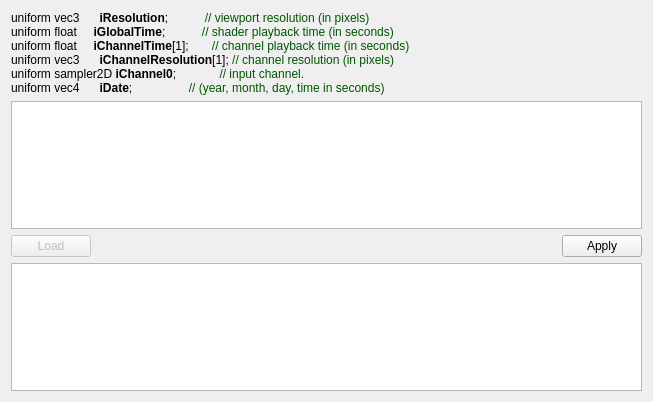
Above: FreeFramePlugins/FreeFrameQtFragmentCodePlugin/CodeEditorWidget.ui from markus-wa/glmixer-mirror before the change. Below: the same form after it.
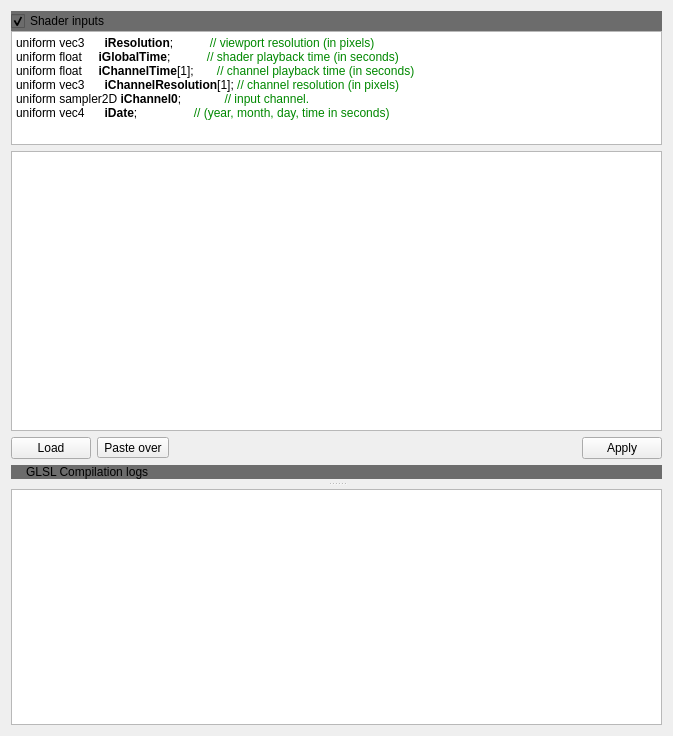
That is the form after the change. Icons and pictures are not drawn. Custom widgets are drawn as their Qt base class.

Commit message: Improvement of Fragment Code Plugin (shader toy compatible GLSL)

Diff of the .ui file:
```diff
--- a/FreeFramePlugins/FreeFrameQtFragmentCodePlugin/CodeEditorWidget.ui
+++ b/FreeFramePlugins/FreeFrameQtFragmentCodePlugin/CodeEditorWidget.ui
@@ -6,32 +6,83 @@
    <rect>
     <x>0</x>
     <y>0</y>
-    <width>653</width>
-    <height>402</height>
+    <width>673</width>
+    <height>736</height>
    </rect>
   </property>
   <property name="windowTitle">
    <string>GLSL Fragment Shader Code Editor</string>
   </property>
+  <layout class="QVBoxLayout" name="verticalLayout_4">
+   <item>
+    <widget class="QSplitter" name="splitter">
+     <property name="frameShape">
+      <enum>QFrame::NoFrame</enum>
+     </property>
+     <property name="orientation">
+      <enum>Qt::Vertical</enum>
+     </property>
+     <property name="handleWidth">
+      <number>10</number>
+     </property>
+     <widget class="QWidget" name="layoutWidget">
+      <layout class="QVBoxLayout" name="verticalLayout_3">
+       <item>
   <layout class="QVBoxLayout" name="verticalLayout">
+         <property name="spacing">
+          <number>0</number>
+         </property>
    <item>
-    <widget class="QLabel" name="label">
+          <widget class="QCheckBox" name="checkBox">
+           <property name="styleSheet">
+            <string notr="true">background-color: rgb(108, 108, 108);</string>
+           </property>
      <property name="text">
+            <string>Shader inputs</string>
+           </property>
+           <property name="checked">
+            <bool>true</bool>
+           </property>
+          </widget>
+         </item>
+         <item alignment="Qt::AlignTop">
+          <widget class="QTextEdit" name="headerText">
+           <property name="sizePolicy">
+            <sizepolicy hsizetype="Expanding" vsizetype="Maximum">
+             <horstretch>0</horstretch>
+             <verstretch>0</verstretch>
+            </sizepolicy>
+           </property>
+           <property name="maximumSize">
+            <size>
+             <width>16777215</width>
+             <height>114</height>
+            </size>
+           </property>
+           <property name="undoRedoEnabled">
+            <bool>false</bool>
+           </property>
+           <property name="html">
       <string>&lt;!DOCTYPE HTML PUBLIC &quot;-//W3C//DTD HTML 4.0//EN&quot; &quot;http://www.w3.org/TR/REC-html40/strict.dtd&quot;&gt;
 &lt;html&gt;&lt;head&gt;&lt;meta name=&quot;qrichtext&quot; content=&quot;1&quot; /&gt;&lt;style type=&quot;text/css&quot;&gt;
 p, li { white-space: pre-wrap; }
 &lt;/style&gt;&lt;/head&gt;&lt;body style=&quot; font-family:'Ubuntu'; font-size:9pt; font-weight:400; font-style:normal;&quot;&gt;
-&lt;p style=&quot; margin-top:0px; margin-bottom:0px; margin-left:0px; margin-right:0px; -qt-block-indent:0; text-indent:0px;&quot;&gt;&lt;span style=&quot; font-family:'courier';&quot;&gt;uniform vec3      &lt;/span&gt;&lt;span style=&quot; font-family:'courier'; font-weight:600;&quot;&gt;iResolution&lt;/span&gt;&lt;span style=&quot; font-family:'courier';&quot;&gt;;           &lt;/span&gt;&lt;span style=&quot; font-family:'courier'; color:#005500;&quot;&gt;// viewport resolution (in pixels)&lt;/span&gt;&lt;/p&gt;
-&lt;p style=&quot; margin-top:0px; margin-bottom:0px; margin-left:0px; margin-right:0px; -qt-block-indent:0; text-indent:0px;&quot;&gt;&lt;span style=&quot; font-family:'courier';&quot;&gt;uniform float     &lt;/span&gt;&lt;span style=&quot; font-family:'courier'; font-weight:600;&quot;&gt;iGlobalTime&lt;/span&gt;&lt;span style=&quot; font-family:'courier';&quot;&gt;;           &lt;/span&gt;&lt;span style=&quot; font-family:'courier'; color:#005500;&quot;&gt;// shader playback time (in seconds)&lt;/span&gt;&lt;/p&gt;
-&lt;p style=&quot; margin-top:0px; margin-bottom:0px; margin-left:0px; margin-right:0px; -qt-block-indent:0; text-indent:0px;&quot;&gt;&lt;span style=&quot; font-family:'courier';&quot;&gt;uniform float     &lt;/span&gt;&lt;span style=&quot; font-family:'courier'; font-weight:600;&quot;&gt;iChannelTime&lt;/span&gt;&lt;span style=&quot; font-family:'courier';&quot;&gt;[1];       &lt;/span&gt;&lt;span style=&quot; font-family:'courier'; color:#005500;&quot;&gt;// channel playback time (in seconds)&lt;/span&gt;&lt;/p&gt;
-&lt;p style=&quot; margin-top:0px; margin-bottom:0px; margin-left:0px; margin-right:0px; -qt-block-indent:0; text-indent:0px;&quot;&gt;&lt;span style=&quot; font-family:'courier';&quot;&gt;uniform vec3      &lt;/span&gt;&lt;span style=&quot; font-family:'courier'; font-weight:600;&quot;&gt;iChannelResolution&lt;/span&gt;&lt;span style=&quot; font-family:'courier';&quot;&gt;[1]; &lt;/span&gt;&lt;span style=&quot; font-family:'courier'; color:#005500;&quot;&gt;// channel resolution (in pixels)&lt;/span&gt;&lt;/p&gt;
-&lt;p style=&quot; margin-top:0px; margin-bottom:0px; margin-left:0px; margin-right:0px; -qt-block-indent:0; text-indent:0px;&quot;&gt;&lt;span style=&quot; font-family:'courier';&quot;&gt;uniform sampler2D &lt;/span&gt;&lt;span style=&quot; font-family:'courier'; font-weight:600;&quot;&gt;iChannel0&lt;/span&gt;&lt;span style=&quot; font-family:'courier';&quot;&gt;;             &lt;/span&gt;&lt;span style=&quot; font-family:'courier'; color:#005500;&quot;&gt;// input channel.&lt;/span&gt;&lt;/p&gt;
-&lt;p style=&quot; margin-top:0px; margin-bottom:0px; margin-left:0px; margin-right:0px; -qt-block-indent:0; text-indent:0px;&quot;&gt;&lt;span style=&quot; font-family:'courier';&quot;&gt;uniform vec4      &lt;/span&gt;&lt;span style=&quot; font-family:'courier'; font-weight:600;&quot;&gt;iDate&lt;/span&gt;&lt;span style=&quot; font-family:'courier';&quot;&gt;;                 &lt;/span&gt;&lt;span style=&quot; font-family:'courier'; color:#005500;&quot;&gt;// (year, month, day, time in seconds)&lt;/span&gt;&lt;/p&gt;&lt;/body&gt;&lt;/html&gt;</string>
+&lt;p style=&quot; margin-top:0px; margin-bottom:0px; margin-left:0px; margin-right:0px; -qt-block-indent:0; text-indent:0px;&quot;&gt;&lt;span style=&quot; font-family:'monospace';&quot;&gt;uniform vec3      &lt;/span&gt;&lt;span style=&quot; font-family:'monospace'; font-weight:600;&quot;&gt;iResolution&lt;/span&gt;&lt;span style=&quot; font-family:'monospace';&quot;&gt;;           &lt;/span&gt;&lt;span style=&quot; font-family:'monospace'; color:#008800;&quot;&gt;// viewport resolution (in pixels)&lt;/span&gt;&lt;/p&gt;
+&lt;p style=&quot; margin-top:0px; margin-bottom:0px; margin-left:0px; margin-right:0px; -qt-block-indent:0; text-indent:0px;&quot;&gt;&lt;span style=&quot; font-family:'monospace';&quot;&gt;uniform float     &lt;/span&gt;&lt;span style=&quot; font-family:'monospace'; font-weight:600;&quot;&gt;iGlobalTime&lt;/span&gt;&lt;span style=&quot; font-family:'monospace';&quot;&gt;;           &lt;/span&gt;&lt;span style=&quot; font-family:'monospace'; color:#008800;&quot;&gt;// shader playback time (in seconds)&lt;/span&gt;&lt;/p&gt;
+&lt;p style=&quot; margin-top:0px; margin-bottom:0px; margin-left:0px; margin-right:0px; -qt-block-indent:0; text-indent:0px;&quot;&gt;&lt;span style=&quot; font-family:'monospace';&quot;&gt;uniform float     &lt;/span&gt;&lt;span style=&quot; font-family:'monospace'; font-weight:600;&quot;&gt;iChannelTime&lt;/span&gt;&lt;span style=&quot; font-family:'monospace';&quot;&gt;[1];       &lt;/span&gt;&lt;span style=&quot; font-family:'monospace'; color:#008800;&quot;&gt;// channel playback time (in seconds)&lt;/span&gt;&lt;/p&gt;
+&lt;p style=&quot; margin-top:0px; margin-bottom:0px; margin-left:0px; margin-right:0px; -qt-block-indent:0; text-indent:0px;&quot;&gt;&lt;span style=&quot; font-family:'monospace';&quot;&gt;uniform vec3      &lt;/span&gt;&lt;span style=&quot; font-family:'monospace'; font-weight:600;&quot;&gt;iChannelResolution&lt;/span&gt;&lt;span style=&quot; font-family:'monospace';&quot;&gt;[1]; &lt;/span&gt;&lt;span style=&quot; font-family:'monospace'; color:#008800;&quot;&gt;// channel resolution (in pixels)&lt;/span&gt;&lt;/p&gt;
+&lt;p style=&quot; margin-top:0px; margin-bottom:0px; margin-left:0px; margin-right:0px; -qt-block-indent:0; text-indent:0px;&quot;&gt;&lt;span style=&quot; font-family:'monospace';&quot;&gt;uniform sampler2D &lt;/span&gt;&lt;span style=&quot; font-family:'monospace'; font-weight:600;&quot;&gt;iChannel0&lt;/span&gt;&lt;span style=&quot; font-family:'monospace';&quot;&gt;;             &lt;/span&gt;&lt;span style=&quot; font-family:'monospace'; color:#008800;&quot;&gt;// input channel.&lt;/span&gt;&lt;/p&gt;
+&lt;p style=&quot; margin-top:0px; margin-bottom:0px; margin-left:0px; margin-right:0px; -qt-block-indent:0; text-indent:0px;&quot;&gt;&lt;span style=&quot; font-family:'monospace';&quot;&gt;uniform vec4      &lt;/span&gt;&lt;span style=&quot; font-family:'monospace'; font-weight:600;&quot;&gt;iDate&lt;/span&gt;&lt;span style=&quot; font-family:'monospace';&quot;&gt;;                 &lt;/span&gt;&lt;span style=&quot; font-family:'monospace'; color:#008800;&quot;&gt;// (year, month, day, time in seconds)&lt;/span&gt;&lt;/p&gt;&lt;/body&gt;&lt;/html&gt;</string>
+           </property>
+           <property name="textInteractionFlags">
+            <set>Qt::TextSelectableByKeyboard|Qt::TextSelectableByMouse</set>
      </property>
     </widget>
    </item>
+        </layout>
+       </item>
    <item>
-    <widget class="QTextEdit" name="codeTextEdit">
+        <widget class="GlslCodeEditor" name="codeTextEdit">
      <property name="html">
       <string>&lt;!DOCTYPE HTML PUBLIC &quot;-//W3C//DTD HTML 4.0//EN&quot; &quot;http://www.w3.org/TR/REC-html40/strict.dtd&quot;&gt;
 &lt;html&gt;&lt;head&gt;&lt;meta name=&quot;qrichtext&quot; content=&quot;1&quot; /&gt;&lt;style type=&quot;text/css&quot;&gt;
@@ -46,11 +97,38 @@
      <item>
       <widget class="QPushButton" name="loadButton">
        <property name="enabled">
-        <bool>false</bool>
+            <bool>true</bool>
        </property>
        <property name="text">
         <string>Load</string>
        </property>
+           <property name="icon">
+            <iconset resource="../../icons.qrc">
+             <normaloff>:/glmixer/icons/folderopen.png</normaloff>:/glmixer/icons/folderopen.png</iconset>
+           </property>
+           <property name="iconSize">
+            <size>
+             <width>24</width>
+             <height>24</height>
+            </size>
+           </property>
+          </widget>
+         </item>
+         <item>
+          <widget class="QToolButton" name="pasteButton">
+           <property name="text">
+            <string>Paste over</string>
+           </property>
+           <property name="icon">
+            <iconset resource="../../icons.qrc">
+             <normaloff>:/glmixer/icons/textpaste.png</normaloff>:/glmixer/icons/textpaste.png</iconset>
+           </property>
+           <property name="iconSize">
+            <size>
+             <width>24</width>
+             <height>24</height>
+            </size>
+           </property>
       </widget>
      </item>
      <item>
@@ -71,10 +149,46 @@
        <property name="text">
         <string>Apply</string>
        </property>
+           <property name="icon">
+            <iconset resource="../../icons.qrc">
+             <normaloff>:/glmixer/icons/media-playback-start.png</normaloff>:/glmixer/icons/media-playback-start.png</iconset>
+           </property>
+           <property name="iconSize">
+            <size>
+             <width>24</width>
+             <height>24</height>
+            </size>
+           </property>
       </widget>
      </item>
     </layout>
    </item>
+       <item>
+        <widget class="QLabel" name="label">
+         <property name="styleSheet">
+          <string notr="true">background-color: rgb(108, 108, 108);</string>
+         </property>
+         <property name="text">
+          <string>GLSL Compilation logs</string>
+         </property>
+         <property name="margin">
+          <number>3</number>
+         </property>
+         <property name="indent">
+          <number>15</number>
+         </property>
+        </widget>
+       </item>
+      </layout>
+     </widget>
+     <widget class="QWidget" name="layoutWidget">
+      <layout class="QVBoxLayout" name="verticalLayout_2">
+       <property name="spacing">
+        <number>0</number>
+       </property>
+       <property name="sizeConstraint">
+        <enum>QLayout::SetNoConstraint</enum>
+       </property>
    <item>
     <widget class="QPlainTextEdit" name="logText">
      <property name="undoRedoEnabled">
@@ -90,7 +204,20 @@
    </item>
   </layout>
  </widget>
- <resources/>
+    </widget>
+   </item>
+  </layout>
+ </widget>
+ <customwidgets>
+  <customwidget>
+   <class>GlslCodeEditor</class>
+   <extends>QTextEdit</extends>
+   <header>GLSLCodeEditor.h</header>
+  </customwidget>
+ </customwidgets>
+ <resources>
+  <include location="../../icons.qrc"/>
+ </resources>
  <connections>
   <connection>
    <sender>applyButton</sender>
```
Left out of the diff: 20 changed lines with no effect on the pictures. Lines whose indentation alone changed are shown as unchanged. The commit also changes 6 other files.
